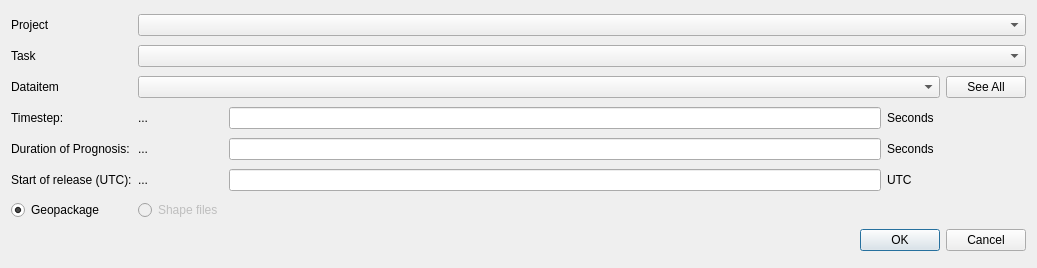
This is ui/jrodos_dialog_base.ui in rduivenvoorde/jrodos as Qt 5 draws it before an edit. The edited form follows.
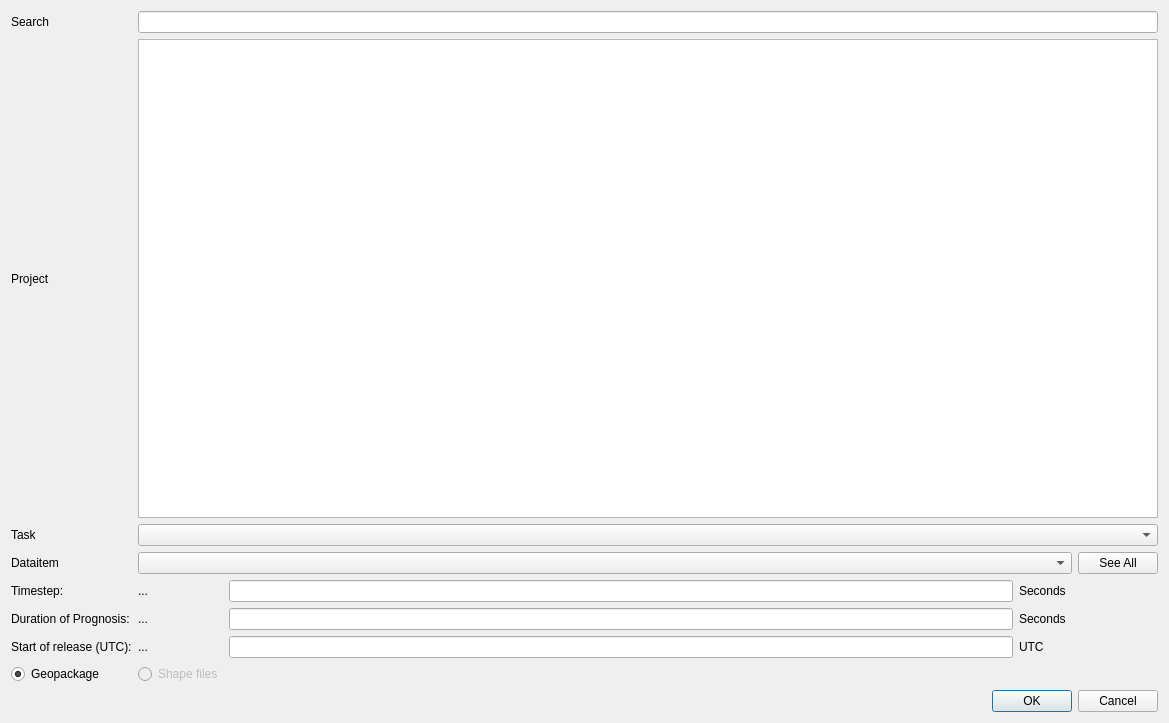
This is the edited form.

Commit message: Refactor projects-dropdown to searchable table

```diff
--- a/ui/jrodos_dialog_base.ui
+++ b/ui/jrodos_dialog_base.ui
@@ -6,8 +6,8 @@
    <rect>
     <x>0</x>
     <y>0</y>
-    <width>1037</width>
-    <height>268</height>
+    <width>1169</width>
+    <height>723</height>
    </rect>
   </property>
   <property name="sizePolicy">
@@ -26,163 +26,140 @@
    <string>JRodos Model Dialog</string>
   </property>
   <layout class="QGridLayout" name="gridLayout">
-   <item row="3" column="1">
-    <widget class="QLabel" name="lbl_steps2">
+   <item row="5" column="4" colspan="2">
+    <spacer name="horizontalSpacer_2">
+     <property name="orientation">
+      <enum>Qt::Horizontal</enum>
+     </property>
+     <property name="sizeHint" stdset="0">
+      <size>
+       <width>40</width>
+       <height>20</height>
+      </size>
+     </property>
+    </spacer>
+   </item>
+   <item row="1" column="1" colspan="5">
+    <widget class="QTableView" name="tbl_projects"/>
+   </item>
+   <item row="7" column="0">
+    <widget class="QRadioButton" name="rb_gpkg_output">
      <property name="text">
-      <string>...</string>
+      <string>Geopackage</string>
      </property>
-    </widget>
-   </item>
-   <item row="0" column="1" colspan="5">
-    <widget class="QComboBox" name="combo_project">
-     <property name="editable">
-      <bool>false</bool>
+     <property name="checked">
+      <bool>true</bool>
+     </property>
+     <property name="autoExclusive">
+      <bool>true</bool>
      </property>
     </widget>
    </item>
    <item row="5" column="1">
-    <widget class="QLabel" name="lbl_start2">
+    <widget class="QLabel" name="lbl_model_length2">
      <property name="text">
       <string>...</string>
      </property>
     </widget>
    </item>
-   <item row="4" column="0">
-    <widget class="QLabel" name="lbl_model_length">
+   <item row="4" column="1">
+    <widget class="QLabel" name="lbl_steps2">
      <property name="text">
-      <string>Duration of Prognosis:</string>
+      <string>...</string>
      </property>
     </widget>
    </item>
-   <item row="3" column="2">
-    <widget class="QLineEdit" name="le_steps">
+   <item row="5" column="2">
+    <widget class="QLineEdit" name="le_model_length">
      <property name="readOnly">
       <bool>true</bool>
      </property>
     </widget>
    </item>
    <item row="4" column="3">
-    <widget class="QLabel" name="label_2">
-     <property name="text">
-      <string>Seconds</string>
-     </property>
-    </widget>
-   </item>
-   <item row="2" column="0">
-    <widget class="QLabel" name="label_5">
-     <property name="text">
-      <string>Dataitem</string>
-     </property>
-    </widget>
-   </item>
-   <item row="5" column="0">
-    <widget class="QLabel" name="lbl_start">
-     <property name="text">
-      <string>Start of release (UTC):</string>
-     </property>
-    </widget>
-   </item>
-   <item row="2" column="5">
-    <widget class="QPushButton" name="btn_item_filter">
-     <property name="text">
-      <string>See All</string>
-     </property>
-    </widget>
-   </item>
-   <item row="3" column="3">
     <widget class="QLabel" name="label">
      <property name="text">
       <string>Seconds</string>
      </property>
     </widget>
    </item>
-   <item row="4" column="1">
-    <widget class="QLabel" name="lbl_model_length2">
-     <property name="text">
-      <string>...</string>
+   <item row="6" column="4" colspan="2">
+    <spacer name="horizontalSpacer_3">
+     <property name="orientation">
+      <enum>Qt::Horizontal</enum>
+     </property>
+     <property name="sizeHint" stdset="0">
+      <size>
+       <width>40</width>
+       <height>20</height>
+      </size>
+     </property>
+    </spacer>
+   </item>
+   <item row="9" column="0" colspan="6">
+    <widget class="QDialogButtonBox" name="button_box">
+     <property name="orientation">
+      <enum>Qt::Horizontal</enum>
+     </property>
+     <property name="standardButtons">
+      <set>QDialogButtonBox::Cancel|QDialogButtonBox::Ok</set>
      </property>
     </widget>
    </item>
-   <item row="0" column="0">
+   <item row="1" column="0">
     <widget class="QLabel" name="label_4">
      <property name="text">
       <string>Project</string>
      </property>
     </widget>
    </item>
-   <item row="3" column="0">
+   <item row="5" column="0">
+    <widget class="QLabel" name="lbl_model_length">
+     <property name="text">
+      <string>Duration of Prognosis:</string>
+     </property>
+    </widget>
+   </item>
+   <item row="4" column="0">
     <widget class="QLabel" name="lbl_steps">
      <property name="text">
       <string>Timestep:</string>
      </property>
     </widget>
    </item>
-   <item row="1" column="1" colspan="5">
-    <widget class="QComboBox" name="combo_task"/>
-   </item>
-   <item row="3" column="4" colspan="2">
-    <spacer name="horizontalSpacer">
-     <property name="orientation">
-      <enum>Qt::Horizontal</enum>
-     </property>
-     <property name="sizeHint" stdset="0">
-      <size>
-       <width>40</width>
-       <height>20</height>
-      </size>
-     </property>
-    </spacer>
-   </item>
-   <item row="1" column="0">
+   <item row="2" column="0">
     <widget class="QLabel" name="label_6">
      <property name="text">
       <string>Task</string>
      </property>
     </widget>
    </item>
-   <item row="5" column="3">
-    <widget class="QLabel" name="label_3">
-     <property name="text">
-      <string>UTC</string>
-     </property>
-    </widget>
-   </item>
-   <item row="2" column="1" colspan="4">
-    <widget class="QComboBox" name="combo_path">
-     <property name="editable">
-      <bool>false</bool>
-     </property>
-    </widget>
-   </item>
-   <item row="4" column="2">
-    <widget class="QLineEdit" name="le_model_length">
-     <property name="readOnly">
-      <bool>true</bool>
-     </property>
-    </widget>
-   </item>
-   <item row="5" column="2">
+   <item row="6" column="2">
     <widget class="QLineEdit" name="le_start">
      <property name="readOnly">
       <bool>true</bool>
      </property>
     </widget>
    </item>
-   <item row="5" column="4" colspan="2">
-    <spacer name="horizontalSpacer_3">
-     <property name="orientation">
-      <enum>Qt::Horizontal</enum>
+   <item row="3" column="1" colspan="4">
+    <widget class="QComboBox" name="combo_path">
+     <property name="editable">
+      <bool>false</bool>
      </property>
-     <property name="sizeHint" stdset="0">
-      <size>
-       <width>40</width>
-       <height>20</height>
-      </size>
+    </widget>
+   </item>
+   <item row="3" column="0">
+    <widget class="QLabel" name="label_5">
+     <property name="text">
+      <string>Dataitem</string>
      </property>
-    </spacer>
+    </widget>
+   </item>
+   <item row="2" column="1" colspan="5">
+    <widget class="QComboBox" name="combo_task"/>
    </item>
    <item row="4" column="4" colspan="2">
-    <spacer name="horizontalSpacer_2">
+    <spacer name="horizontalSpacer">
      <property name="orientation">
       <enum>Qt::Horizontal</enum>
      </property>
@@ -194,17 +171,59 @@
      </property>
     </spacer>
    </item>
-   <item row="8" column="0" colspan="6">
-    <widget class="QDialogButtonBox" name="button_box">
-     <property name="orientation">
-      <enum>Qt::Horizontal</enum>
+   <item row="4" column="2">
+    <widget class="QLineEdit" name="le_steps">
+     <property name="readOnly">
+      <bool>true</bool>
      </property>
-     <property name="standardButtons">
-      <set>QDialogButtonBox::Cancel|QDialogButtonBox::Ok</set>
+    </widget>
+   </item>
+   <item row="6" column="0">
+    <widget class="QLabel" name="lbl_start">
+     <property name="text">
+      <string>Start of release (UTC):</string>
+     </property>
+    </widget>
+   </item>
+   <item row="6" column="3">
+    <widget class="QLabel" name="label_3">
+     <property name="text">
+      <string>UTC</string>
+     </property>
+    </widget>
+   </item>
+   <item row="5" column="3">
+    <widget class="QLabel" name="label_2">
+     <property name="text">
+      <string>Seconds</string>
      </property>
     </widget>
    </item>
    <item row="6" column="1">
+    <widget class="QLabel" name="lbl_start2">
+     <property name="text">
+      <string>...</string>
+     </property>
+    </widget>
+   </item>
+   <item row="3" column="5">
+    <widget class="QPushButton" name="btn_item_filter">
+     <property name="text">
+      <string>See All</string>
+     </property>
+    </widget>
+   </item>
+   <item row="0" column="0">
+    <widget class="QLabel" name="lbl">
+     <property name="text">
+      <string>Search</string>
+     </property>
+    </widget>
+   </item>
+   <item row="0" column="1" colspan="5">
+    <widget class="QLineEdit" name="le_project_filter"/>
+   </item>
+   <item row="7" column="1">
     <widget class="QRadioButton" name="rb_shp_output">
      <property name="enabled">
       <bool>false</bool>
@@ -214,19 +233,6 @@
      </property>
     </widget>
    </item>
-   <item row="6" column="0">
-    <widget class="QRadioButton" name="rb_gpkg_output">
-     <property name="text">
-      <string>Geopackage</string>
-     </property>
-     <property name="checked">
-      <bool>true</bool>
-     </property>
-     <property name="autoExclusive">
-      <bool>true</bool>
-     </property>
-    </widget>
-   </item>
   </layout>
  </widget>
  <resources/>
```
The commit also changes 2 other files.
